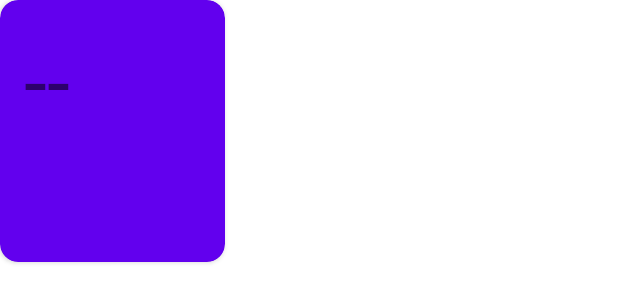
After one commit to PatriciaIvee/kodego_pomodoro_application, an Android app: the layout quick_access_data_item.xml on its own in the app's theme, with its tools: preview values and no code run, on a phone screen of 412 x 824 dp. The commit adds this screen. Shown: the top 303 px of the screen. Run offline under Robolectric (Android 15) with nearby library versions, the light colour scheme and no system bars.

Commit message:
January 26, 2023 UPDATE
added quick_access_data_item.xml for horizontal recycler view
changed some design element fragment_home.xml , activity_master.xml and task_item.xml

```diff
--- a/app/src/main/res/layout/activity_master.xml
+++ b/app/src/main/res/layout/activity_master.xml
@@ -4,7 +4,7 @@
     android:id="@+id/container"
     android:layout_width="match_parent"
     android:layout_height="match_parent"
-    android:paddingTop="?attr/actionBarSize">
+   >
 
     <com.google.android.material.bottomnavigation.BottomNavigationView
         android:id="@+id/nav_view"
--- a/app/src/main/res/layout/fragment_home.xml
+++ b/app/src/main/res/layout/fragment_home.xml
@@ -5,7 +5,8 @@
     android:layout_width="match_parent"
     android:layout_height="match_parent"
     tools:context=".ui.home.HomeFragment"
-    android:background="@color/purple_500"
+    android:background="@color/teal_700"
+    android:scrollbars="none"
 
     >
     <LinearLayout
--- /dev/null
+++ b/app/src/main/res/layout/quick_access_data_item.xml
@@ -0,0 +1,32 @@
+<?xml version="1.0" encoding="utf-8"?>
+<androidx.cardview.widget.CardView xmlns:android="http://schemas.android.com/apk/res/android"
+    android:layout_width="150dp"
+    android:layout_height="wrap_content"
+    xmlns:app="http://schemas.android.com/apk/res-auto"
+    app:cardBackgroundColor="@color/purple_500"
+    app:cardCornerRadius="12dp"
+    app:cardPreventCornerOverlap="true">
+    <LinearLayout
+        android:layout_width="match_parent"
+        android:layout_height="match_parent"
+        android:orientation="vertical">
+        <TextView
+            android:layout_width="match_parent"
+            android:layout_height="wrap_content"
+            android:text="@string/blank_number"
+            android:textSize="55sp"
+            android:layout_marginTop="@dimen/small_margin"
+            android:layout_marginHorizontal="@dimen/small_margin"/>
+
+        <TextView
+            android:layout_width="match_parent"
+            android:layout_height="wrap_content"
+            android:layout_marginHorizontal="@dimen/small_margin"
+            android:layout_marginVertical="12dp"
+            android:lines="2"
+            android:text=""
+            android:textAlignment="textEnd"
+            android:textSize="24sp" />
+    </LinearLayout>
+
+</androidx.cardview.widget.CardView>
--- a/app/src/main/res/layout/task_item.xml
+++ b/app/src/main/res/layout/task_item.xml
@@ -6,6 +6,7 @@
     xmlns:app="http://schemas.android.com/apk/res-auto"
     android:layout_margin="@dimen/small_margin"
     app:cardBackgroundColor="@color/purple_500"
+    app:cardCornerRadius="12dp"
     >
     <androidx.constraintlayout.widget.ConstraintLayout
         android:layout_width="match_parent"
--- a/app/src/main/res/values/strings.xml
+++ b/app/src/main/res/values/strings.xml
@@ -16,4 +16,5 @@
     <string name="timer">Timer</string>
     <string name="settings">Settings</string>
     <string name="statistics">Statistics</string>
+    <string name="blank_number">--</string>
 </resources>
```
